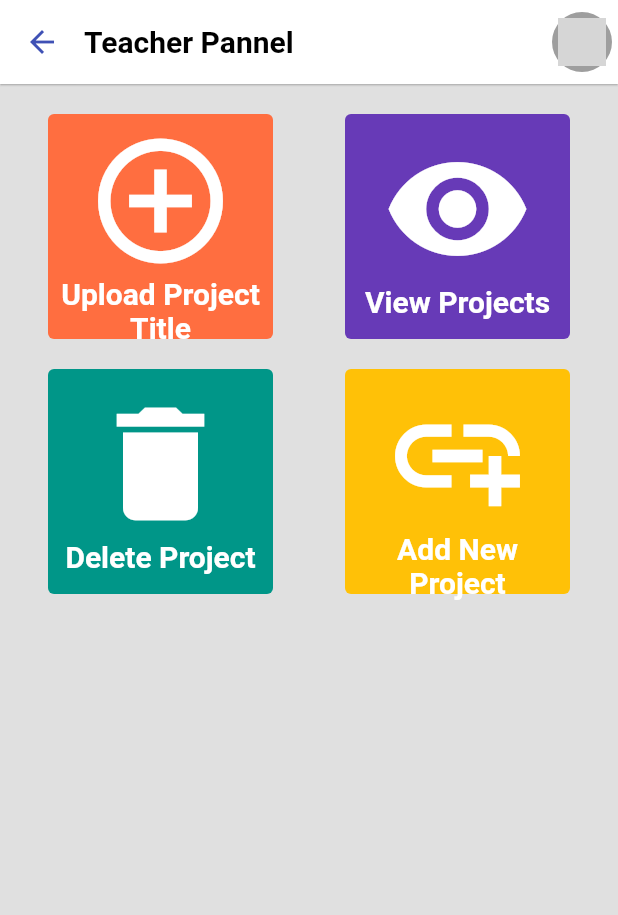
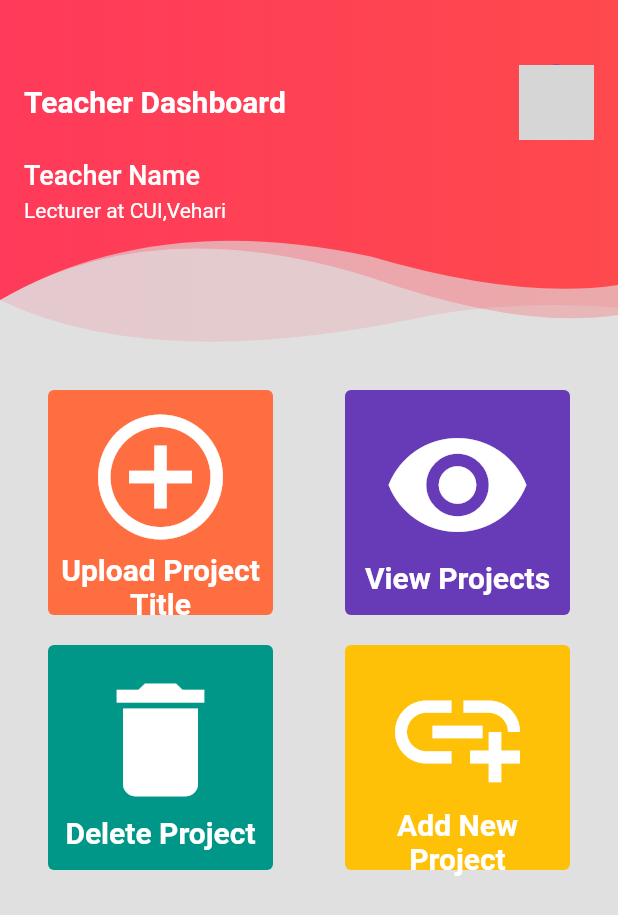
Before and after one commit to muhammad-bilal-1/Project-Allocation-App-Flutter, a Flutter app: the teacherPannel screen opened directly, on a phone screen of 412 x 824 dp. Shown: the top 915 px of the screen. Run offline on Flutter 3.47's test engine with Material 2 defaults, Android fonts, the phone set to English and light mode, and no system bars; grey boxes are pictures that could not be loaded.

Commit message:
Updated Teacher_Pannel >AHMAD

```diff
--- a/project_allocation_app/lib/teacher_panel.dart
+++ b/project_allocation_app/lib/teacher_panel.dart
@@ -11,19 +11,17 @@
   Widget build(BuildContext context) {
     return Scaffold(
       backgroundColor: Theme.of(context).buttonColor,
-      appBar: _buildAppBar(context),
       body: _buildStats(context),
     );
   }
 
   Widget _buildStats(BuildContext context) {
-    final TextStyle stats = TextStyle(
-        fontWeight: FontWeight.bold, fontSize: 20.0, color: Colors.white);
     return SingleChildScrollView(
       child: Column(
         crossAxisAlignment: CrossAxisAlignment.start,
         children: <Widget>[
-          const SizedBox(height: 20.0),
+          _buildHeader(),
+          const SizedBox(height: 10.0),
           Padding(
             padding: const EdgeInsets.symmetric(horizontal: 16.0),
             child: Row(
@@ -149,34 +147,161 @@
     );
   }
 
-  AppBar _buildAppBar(BuildContext context) {
-    return AppBar(
-      iconTheme: IconThemeData(color: Theme.of(context).primaryColor),
-      titleSpacing: 0.0,
-      elevation: 0.5,
-      backgroundColor: Colors.white,
-      title: Text(
-        "Teacher Pannel",
-        style: TextStyle(
-            color: Colors.black, fontWeight: FontWeight.bold, fontSize: 20.0),
-        textAlign: TextAlign.center,
-      ),
-      actions: <Widget>[_buildAvatar(context)],
-    );
-  }
-
-  Widget _buildAvatar(BuildContext context) {
-    return IconButton(
-      iconSize: 40,
-      padding: EdgeInsets.all(0),
-      icon: CircleAvatar(
-        backgroundColor: Colors.grey,
-        child: CircleAvatar(
-          radius: 16,
-          backgroundImage: AssetImage(image1),
+  Stack _buildHeader() {
+    return Stack(
+      children: <Widget>[
+        ClipPath(
+          clipper: WaveClipper2(),
+          child: Container(
+            child: Column(),
+            width: double.infinity,
+            height: 250,
+            decoration: BoxDecoration(
+                gradient: LinearGradient(
+                    colors: [Color(0x22ff3a5a), Color(0x22fe494d)])),
+          ),
         ),
-      ),
-      onPressed: () {},
+        ClipPath(
+          clipper: WaveClipper3(),
+          child: Container(
+            child: Column(),
+            width: double.infinity,
+            height: 250,
+            decoration: BoxDecoration(
+                gradient: LinearGradient(
+                    colors: [Color(0x44ff3a5a), Color(0x44fe494d)])),
+          ),
+        ),
+        ClipPath(
+          clipper: WaveClipper1(),
+          child: Container(
+            child: Column(
+              crossAxisAlignment: CrossAxisAlignment.start,
+              children: <Widget>[
+                SizedBox(
+                  height: 40,
+                ),
+                ListTile(
+                  title: Text(
+                    "Teacher Dashboard",
+                    style: whiteText.copyWith(
+                        fontWeight: FontWeight.bold, fontSize: 20.0),
+                  ),
+                  trailing: CircleAvatar(
+                    radius: 25.0,
+                    backgroundImage: AssetImage(image1),
+                  ),
+                ),
+                const SizedBox(height: 10.0),
+                Padding(
+                  padding: const EdgeInsets.only(left: 16.0),
+                  child: Text(
+                    "Teacher Name",
+                    style: whiteText.copyWith(
+                      fontSize: 18.0,
+                      fontWeight: FontWeight.w500,
+                    ),
+                  ),
+                ),
+                const SizedBox(height: 5.0),
+                Padding(
+                  padding: const EdgeInsets.only(left: 16.0),
+                  child: Text(
+                    "Lecturer at CUI,Vehari",
+                    style: whiteText,
+                  ),
+                ),
+              ],
+            ),
+            width: double.infinity,
+            height: 250,
+            decoration: BoxDecoration(
+                gradient: LinearGradient(
+                    colors: [Color(0xffff3a5a), Color(0xfffe494d)])),
+          ),
+        ),
+      ],
     );
   }
 }
+
+class WaveClipper1 extends CustomClipper<Path> {
+  @override
+  Path getClip(Size size) {
+    final path = Path();
+    path.lineTo(0.0, size.height - 50);
+
+    var firstEndPoint = Offset(size.width * 0.6, size.height - 29 - 50);
+    var firstControlPoint = Offset(size.width * .25, size.height - 60 - 50);
+    path.quadraticBezierTo(firstControlPoint.dx, firstControlPoint.dy,
+        firstEndPoint.dx, firstEndPoint.dy);
+
+    var secondEndPoint = Offset(size.width, size.height - 60);
+    var secondControlPoint = Offset(size.width * 0.84, size.height - 50);
+    path.quadraticBezierTo(secondControlPoint.dx, secondControlPoint.dy,
+        secondEndPoint.dx, secondEndPoint.dy);
+    path.lineTo(size.width, size.height);
+    path.lineTo(size.width, 0);
+    path.close();
+    return path;
+  }
+
+  @override
+  bool shouldReclip(CustomClipper<Path> oldClipper) {
+    return false;
+  }
+}
+
+class WaveClipper3 extends CustomClipper<Path> {
+  @override
+  Path getClip(Size size) {
+    final path = Path();
+    path.lineTo(0.0, size.height - 50);
+
+    var firstEndPoint = Offset(size.width * 0.6, size.height - 15 - 50);
+    var firstControlPoint = Offset(size.width * .25, size.height - 60 - 50);
+    path.quadraticBezierTo(firstControlPoint.dx, firstControlPoint.dy,
+        firstEndPoint.dx, firstEndPoint.dy);
+
+    var secondEndPoint = Offset(size.width, size.height - 40);
+    var secondControlPoint = Offset(size.width * 0.84, size.height - 30);
+    path.quadraticBezierTo(secondControlPoint.dx, secondControlPoint.dy,
+        secondEndPoint.dx, secondEndPoint.dy);
+    path.lineTo(size.width, size.height);
+    path.lineTo(size.width, 0);
+    path.close();
+    return path;
+  }
+
+  @override
+  bool shouldReclip(CustomClipper<Path> oldClipper) {
+    return false;
+  }
+}
+
+class WaveClipper2 extends CustomClipper<Path> {
+  @override
+  Path getClip(Size size) {
+    final path = Path();
+    path.lineTo(0.0, size.height - 50);
+
+    var firstEndPoint = Offset(size.width * .7, size.height - 40);
+    var firstControlPoint = Offset(size.width * .25, size.height);
+    path.quadraticBezierTo(firstControlPoint.dx, firstControlPoint.dy,
+        firstEndPoint.dx, firstEndPoint.dy);
+
+    var secondEndPoint = Offset(size.width, size.height - 45);
+    var secondControlPoint = Offset(size.width * 0.84, size.height - 50);
+    path.quadraticBezierTo(secondControlPoint.dx, secondControlPoint.dy,
+        secondEndPoint.dx, secondEndPoint.dy);
+    path.lineTo(size.width, size.height);
+    path.lineTo(size.width, 0);
+    path.close();
+    return path;
+  }
+
+  @override
+  bool shouldReclip(CustomClipper<Path> oldClipper) {
+    return false;
+  }
+}
```
